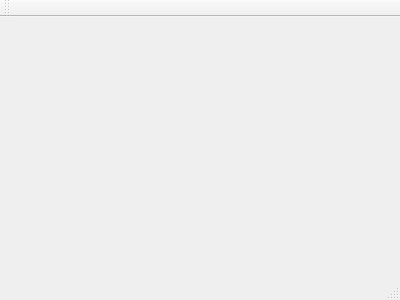
dsbabkov/Nayda, file Nayda/main_application.ui: the form before one commit.
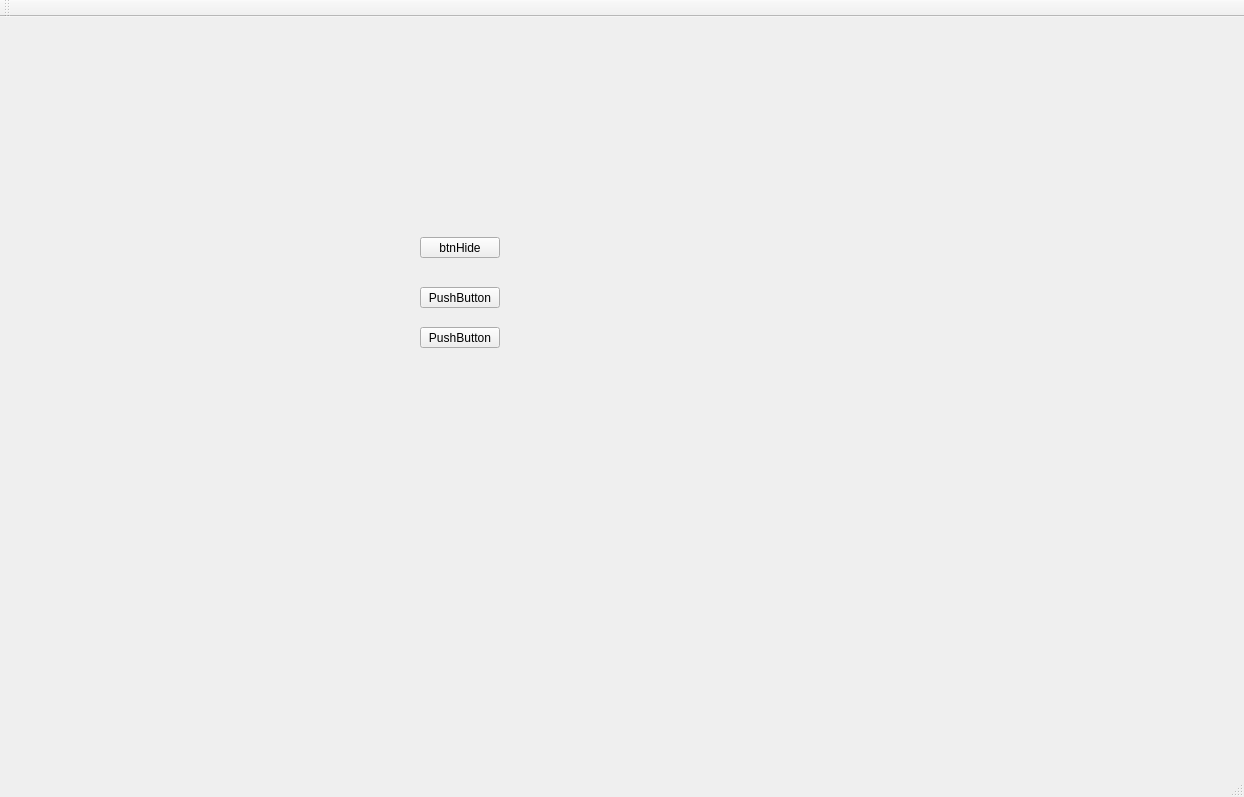
The form after the commit.

Diff of the .ui file:
```diff
--- a/Nayda/main_application.ui
+++ b/Nayda/main_application.ui
@@ -1,24 +1,79 @@
 <ui version="4.0">
  <class>Main_Application</class>
- <widget class="QMainWindow" name="Main_Application" >
-  <property name="geometry" >
+ <widget class="QMainWindow" name="Main_Application">
+  <property name="geometry">
    <rect>
     <x>0</x>
     <y>0</y>
-    <width>400</width>
-    <height>300</height>
+    <width>1244</width>
+    <height>797</height>
    </rect>
   </property>
   <property name="windowTitle" >
    <string>Main_Application</string>
   </property>
-  <widget class="QMenuBar" name="menuBar" />
-  <widget class="QToolBar" name="mainToolBar" />
-  <widget class="QWidget" name="centralWidget" />
-  <widget class="QStatusBar" name="statusBar" />
+  <widget class="QWidget" name="centralWidget">
+   <widget class="QPushButton" name="btnHide">
+    <property name="geometry">
+     <rect>
+      <x>420</x>
+      <y>220</y>
+      <width>80</width>
+      <height>21</height>
+     </rect>
+    </property>
+    <property name="text">
+     <string>btnHide</string>
+    </property>
+   </widget>
+   <widget class="QPushButton" name="pushButton_2">
+    <property name="geometry">
+     <rect>
+      <x>420</x>
+      <y>270</y>
+      <width>80</width>
+      <height>21</height>
+     </rect>
+    </property>
+    <property name="text">
+     <string>PushButton</string>
+    </property>
+   </widget>
+   <widget class="QPushButton" name="pushButton_3">
+    <property name="geometry">
+     <rect>
+      <x>420</x>
+      <y>310</y>
+      <width>80</width>
+      <height>21</height>
+     </rect>
+    </property>
+    <property name="text">
+     <string>PushButton</string>
+    </property>
+   </widget>
+  </widget>
+  <widget class="QMenuBar" name="menuBar">
+   <property name="geometry">
+    <rect>
+     <x>0</x>
+     <y>0</y>
+     <width>1244</width>
+     <height>20</height>
+    </rect>
+   </property>
+  </widget>
+  <widget class="QToolBar" name="mainToolBar">
+   <attribute name="toolBarArea">
+    <enum>TopToolBarArea</enum>
+   </attribute>
+   <attribute name="toolBarBreak">
+    <bool>false</bool>
+   </attribute>
+  </widget>
+  <widget class="QStatusBar" name="statusBar"/>
  </widget>
- <layoutDefault spacing="6" margin="11" />
- <pixmapfunction></pixmapfunction>
+ <layoutdefault spacing="6" margin="11"/>
  <resources/>
  <connections/>
 </ui>
```
Left out of the diff: 3 changed lines with no effect on the pictures.
